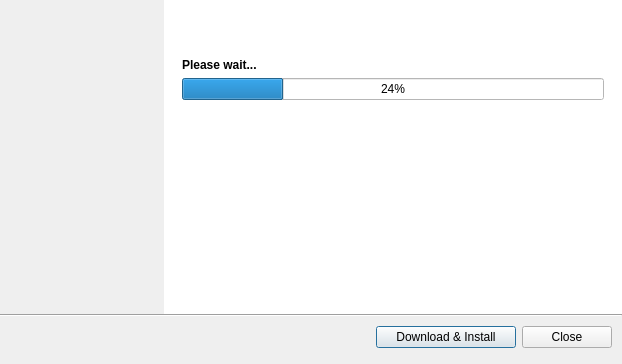
lordmulder/LameXP, file gui/UpdateDialog.ui: the form before one commit.
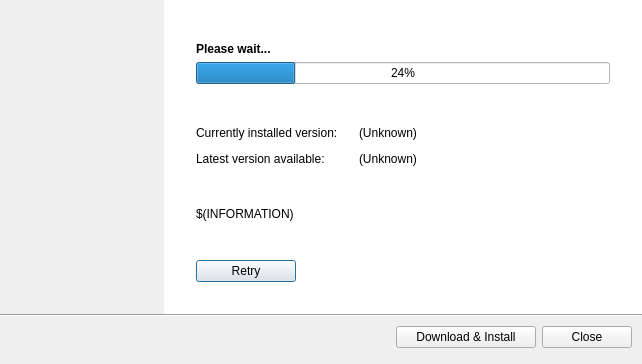
The form after the commit. Icons and pictures are not drawn.

```diff
--- a/gui/UpdateDialog.ui
+++ b/gui/UpdateDialog.ui
@@ -6,7 +6,7 @@
    <rect>
     <x>0</x>
     <y>0</y>
-    <width>622</width>
+    <width>642</width>
     <height>364</height>
    </rect>
   </property>
@@ -143,27 +143,20 @@
           <number>0</number>
          </property>
          <layout class="QVBoxLayout" name="verticalLayout_4">
-          <property name="margin">
-           <number>18</number>
+          <property name="leftMargin">
+           <number>32</number>
+          </property>
+          <property name="topMargin">
+           <number>42</number>
+          </property>
+          <property name="rightMargin">
+           <number>32</number>
+          </property>
+          <property name="bottomMargin">
+           <number>32</number>
           </property>
           <item>
            <layout class="QVBoxLayout" name="verticalLayout_3">
-            <item>
-             <spacer name="verticalSpacer_2">
-              <property name="orientation">
-               <enum>Qt::Vertical</enum>
-              </property>
-              <property name="sizeType">
-               <enum>QSizePolicy::Fixed</enum>
-              </property>
-              <property name="sizeHint" stdset="0">
-               <size>
-                <width>20</width>
-                <height>40</height>
-               </size>
-              </property>
-             </spacer>
-            </item>
             <item>
              <widget class="QLabel" name="statusLabel">
               <property name="font">
@@ -200,6 +193,163 @@
               </property>
              </spacer>
             </item>
+            <item>
+             <layout class="QGridLayout" name="gridLayout">
+              <item row="1" column="0">
+               <widget class="QLabel" name="label">
+                <property name="text">
+                 <string>Latest version available:</string>
+                </property>
+               </widget>
+              </item>
+              <item row="1" column="2">
+               <widget class="QLabel" name="labelVersionLatest">
+                <property name="text">
+                 <string>(Unknown)</string>
+                </property>
+               </widget>
+              </item>
+              <item row="0" column="0">
+               <widget class="QLabel" name="label_3">
+                <property name="text">
+                 <string>Currently installed version:</string>
+                </property>
+               </widget>
+              </item>
+              <item row="0" column="2">
+               <widget class="QLabel" name="labelVersionInstalled">
+                <property name="text">
+                 <string>(Unknown)</string>
+                </property>
+               </widget>
+              </item>
+              <item row="0" column="3">
+               <spacer name="horizontalSpacer_2">
+                <property name="orientation">
+                 <enum>Qt::Horizontal</enum>
+                </property>
+                <property name="sizeHint" stdset="0">
+                 <size>
+                  <width>40</width>
+                  <height>20</height>
+                 </size>
+                </property>
+               </spacer>
+              </item>
+              <item row="1" column="3">
+               <spacer name="horizontalSpacer_3">
+                <property name="orientation">
+                 <enum>Qt::Horizontal</enum>
+                </property>
+                <property name="sizeHint" stdset="0">
+                 <size>
+                  <width>40</width>
+                  <height>20</height>
+                 </size>
+                </property>
+               </spacer>
+              </item>
+              <item row="0" column="1">
+               <spacer name="horizontalSpacer_4">
+                <property name="orientation">
+                 <enum>Qt::Horizontal</enum>
+                </property>
+                <property name="sizeType">
+                 <enum>QSizePolicy::Fixed</enum>
+                </property>
+                <property name="sizeHint" stdset="0">
+                 <size>
+                  <width>15</width>
+                  <height>20</height>
+                 </size>
+                </property>
+               </spacer>
+              </item>
+              <item row="1" column="1">
+               <spacer name="horizontalSpacer_5">
+                <property name="orientation">
+                 <enum>Qt::Horizontal</enum>
+                </property>
+                <property name="sizeType">
+                 <enum>QSizePolicy::Fixed</enum>
+                </property>
+                <property name="sizeHint" stdset="0">
+                 <size>
+                  <width>15</width>
+                  <height>20</height>
+                 </size>
+                </property>
+               </spacer>
+              </item>
+             </layout>
+            </item>
+            <item>
+             <spacer name="verticalSpacer_2">
+              <property name="orientation">
+               <enum>Qt::Vertical</enum>
+              </property>
+              <property name="sizeHint" stdset="0">
+               <size>
+                <width>20</width>
+                <height>40</height>
+               </size>
+              </property>
+             </spacer>
+            </item>
+            <item>
+             <widget class="QLabel" name="infoLabel">
+              <property name="text">
+               <string>$(INFORMATION)</string>
+              </property>
+             </widget>
+            </item>
+            <item>
+             <spacer name="verticalSpacer_4">
+              <property name="orientation">
+               <enum>Qt::Vertical</enum>
+              </property>
+              <property name="sizeHint" stdset="0">
+               <size>
+                <width>20</width>
+                <height>40</height>
+               </size>
+              </property>
+             </spacer>
+            </item>
+            <item>
+             <layout class="QHBoxLayout" name="horizontalLayout_4">
+              <item>
+               <widget class="QPushButton" name="retryButton">
+                <property name="minimumSize">
+                 <size>
+                  <width>100</width>
+                  <height>0</height>
+                 </size>
+                </property>
+                <property name="text">
+                 <string>Retry</string>
+                </property>
+                <property name="icon">
+                 <iconset resource="../res/Icons.qrc">
+                  <normaloff>:/icons/arrow_refresh.png</normaloff>:/icons/arrow_refresh.png</iconset>
+                </property>
+               </widget>
+              </item>
+              <item>
+               <spacer name="horizontalSpacer_6">
+                <property name="orientation">
+                 <enum>Qt::Horizontal</enum>
+                </property>
+                <property name="sizeHint" stdset="0">
+                 <size>
+                  <width>40</width>
+                  <height>20</height>
+                 </size>
+                </property>
+               </spacer>
+              </item>
+             </layout>
+            </item>
            </layout>
           </item>
          </layout>
```
Left out of the diff: 3 changed lines with no effect on the pictures.
